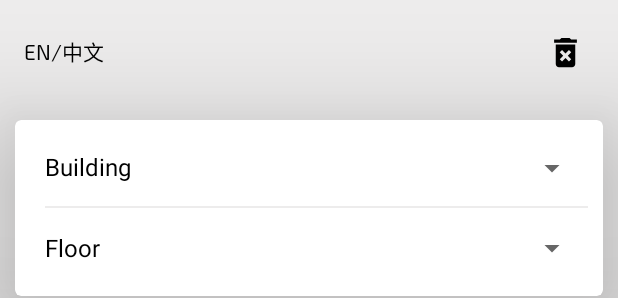
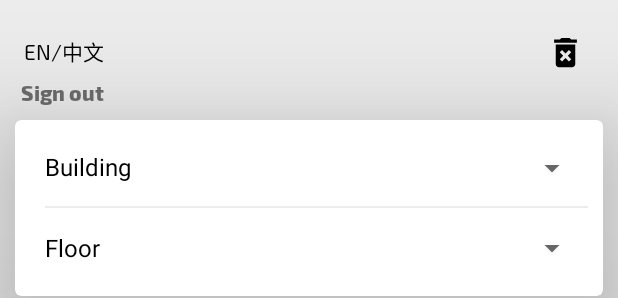
Before and after one commit to asapsonter/appScan-, an Android app: the layout fragment_main.xml on its own in the app's theme, with its tools: preview values and no code run, on a phone screen of 412 x 824 dp. Shown: the top 298 px of the screen. Run offline under Robolectric (Android 15) with nearby library versions, the phone set to English and light mode, and no system bars.

Commit message:
added log out function

```diff
--- a/app/src/main/res/layout/fragment_main.xml
+++ b/app/src/main/res/layout/fragment_main.xml
@@ -7,6 +7,22 @@
     android:layout_height="match_parent"
     android:background="@color/gray_background"
     tools:context=".ui.main.MainFragment">
+
+
+    <TextView
+        android:id="@+id/signOUtt"
+        android:layout_width="wrap_content"
+        android:layout_height="wrap_content"
+        android:layout_marginStart="16dp"
+        android:layout_marginBottom="8dp"
+        android:fontFamily="@font/exo2_extrabold"
+        android:clickable="true"
+        android:text="Sign out"
+        app:layout_constraintBottom_toTopOf="@+id/cv_buildings_floors"
+        app:layout_constraintEnd_toEndOf="@+id/langChange"
+        app:layout_constraintHorizontal_bias="1.0"
+        app:layout_constraintStart_toStartOf="parent"
+        android:focusable="true" />
 
     <ImageView
         android:id="@+id/iv_delete"
```
Also changed, not shown: app/src/main/java/com/example/scanqrapp/LoginActivity.java (+24 -1 lines), app/src/main/java/com/example/scanqrapp/ui/main/MainFragment.java (+28 -66 lines), app/src/main/res/layout/activity_login.xml (+9 -8 lines).
